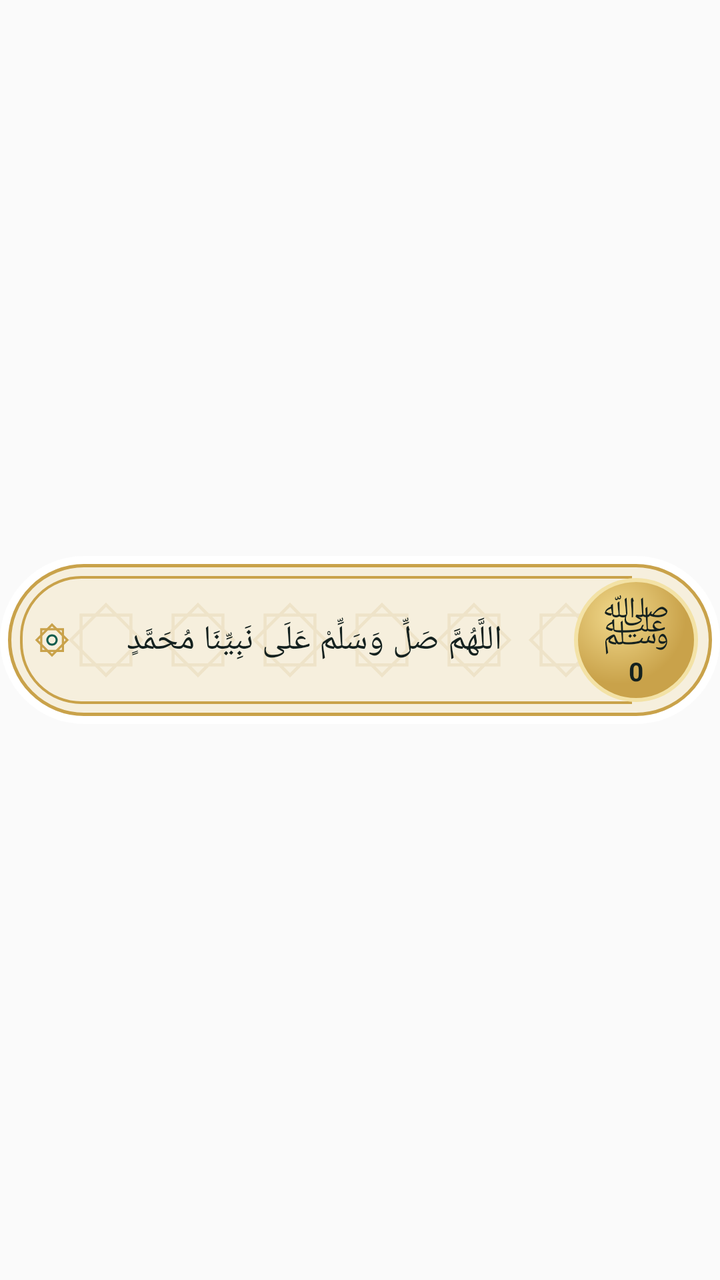
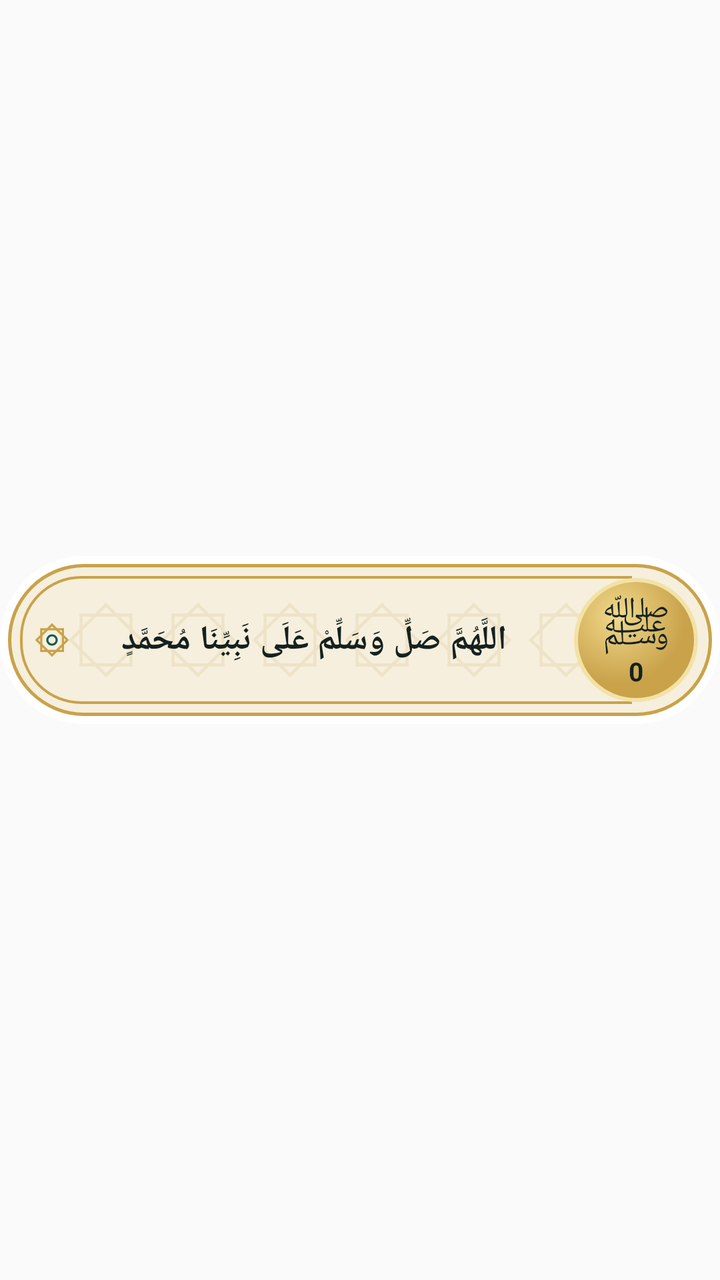

The first picture is an Android layout as it rendered before a commit; the second is the same layout after the commit. The layout source and the unified diff follow.
<!-- AndroidManifest.xml: application theme AppTheme -->
<!-- res/layout/widget_card.xml -->
<?xml version="1.0" encoding="utf-8"?>
<FrameLayout xmlns:android="http://schemas.android.com/apk/res/android"
    android:id="@+id/wroot"
    android:layout_width="match_parent"
    android:layout_height="match_parent">

    <FrameLayout
        android:id="@+id/wbody"
        android:layout_width="match_parent"
        android:layout_height="84dp"
        android:layout_gravity="center_vertical">

        
        <ImageView
            android:id="@+id/wframe"
            android:layout_width="match_parent"
            android:layout_height="match_parent"
            android:scaleType="fitXY"
            android:src="@drawable/widget_edge" />

        <ImageView
            android:layout_width="match_parent"
            android:layout_height="match_parent"
            android:layout_margin="4dp"
            android:scaleType="fitXY"
            android:src="@drawable/widget_face" />

        <ImageView
            android:layout_width="match_parent"
            android:layout_height="46dp"
            android:layout_gravity="center_vertical"
            android:layout_marginLeft="30dp"
            android:layout_marginRight="60dp"
            android:scaleType="fitXY"
            android:src="@drawable/widget_stars" />

        <ImageView
            android:layout_width="match_parent"
            android:layout_height="match_parent"
            android:layout_marginLeft="10dp"
            android:layout_marginRight="44dp"
            android:layout_marginTop="10dp"
            android:layout_marginBottom="10dp"
            android:scaleType="fitXY"
            android:src="@drawable/widget_inner" />

        <LinearLayout
            android:layout_width="match_parent"
            android:layout_height="match_parent"
            android:layoutDirection="rtl"
            android:gravity="center_vertical"
            android:orientation="horizontal"
            android:paddingLeft="16dp"
            android:paddingRight="4dp">

            <FrameLayout
                android:id="@+id/wpray"
                android:layout_width="76dp"
                android:layout_height="76dp">

                <ImageView
                    android:layout_width="62dp"
                    android:layout_height="62dp"
                    android:layout_gravity="center"
                    android:src="@drawable/widget_pray" />

                <LinearLayout
                    android:layout_width="match_parent"
                    android:layout_height="match_parent"
                    android:gravity="center"
                    android:orientation="vertical">

                    <TextView
                        android:layout_width="wrap_content"
                        android:layout_height="wrap_content"
                        android:includeFontPadding="false"
                        android:text="ﷺ"
                        android:textColor="#14211F"
                        android:textSize="28sp" />

                    <TextView
                        android:id="@+id/wcount"
                        android:layout_marginTop="-6dp"
                        android:layout_width="wrap_content"
                        android:layout_height="wrap_content"
                        android:includeFontPadding="false"
                        android:text="0"
                        android:textColor="#14211F"
                        android:textSize="13sp"
                        android:textStyle="bold" />
                </LinearLayout>
            </FrameLayout>

            <LinearLayout
                android:layout_width="0dp"
                android:layout_height="wrap_content"
                android:layout_weight="1"
                android:gravity="center"
                android:orientation="vertical">
            <TextView
                android:id="@+id/wtext"
                android:layout_width="match_parent"
                android:layout_height="wrap_content"
                android:fontFamily="serif"
                android:gravity="center"
                android:lineSpacingMultiplier="1.1"
                android:maxLines="3"
                android:paddingLeft="4dp"
                android:paddingRight="6dp"
                android:text="اللَّهُمَّ صَلِّ وَسَلِّمْ عَلَى نَبِيِّنَا مُحَمَّدٍ"
                android:textColor="#14211F"
                android:textDirection="rtl"
                android:textSize="17sp" />
            <TextView
                android:id="@+id/wsrc"
                android:layout_width="match_parent"
                android:layout_height="wrap_content"
                android:gravity="center"
                android:maxLines="1"
                android:textColor="#7A6A45"
                android:textDirection="rtl"
                android:textSize="11sp"
                android:visibility="gone" />
            </LinearLayout>

            <ImageView
                android:layout_width="20dp"
                android:layout_height="20dp"
                android:src="@drawable/widget_star" />
        </LinearLayout>
    </FrameLayout>
</FrameLayout>
<!-- resources referenced by this layout -->
<resources>
  <!-- drawable widget_edge (drawable) -->
  <?xml version="1.0" encoding="utf-8"?>
  <shape xmlns:android="http://schemas.android.com/apk/res/android" android:shape="rectangle">
      <solid android:color="#FFFFFFFF" />
      <corners android:radius="42dp" />
  </shape>
  <!-- drawable widget_face (drawable) -->
  <?xml version="1.0" encoding="utf-8"?>
  <shape xmlns:android="http://schemas.android.com/apk/res/android" android:shape="rectangle">
      <solid android:color="#F6EFDD" />
      <stroke android:width="1.5dp" android:color="#C9A24A" />
      <corners android:radius="38dp" />
  </shape>
  <!-- drawable widget_inner (drawable) -->
  <?xml version="1.0" encoding="utf-8"?>
  <shape xmlns:android="http://schemas.android.com/apk/res/android" android:shape="rectangle">
      <stroke android:width="1.2dp" android:color="#C9A24A" />
      <corners android:topLeftRadius="30dp" android:bottomLeftRadius="30dp" android:topRightRadius="0dp" android:bottomRightRadius="0dp" />
  </shape>
  <!-- drawable widget_pray (drawable) -->
  <?xml version="1.0" encoding="utf-8"?>
  <shape xmlns:android="http://schemas.android.com/apk/res/android" android:shape="oval">
      <gradient android:type="radial" android:gradientRadius="34dp" android:centerX="0.35" android:centerY="0.3"
          android:startColor="#F1D98C" android:endColor="#C9A24A" />
      <stroke android:width="2dp" android:color="#F3E2A6" />
  </shape>
  <!-- drawable widget_star (drawable) -->
  <?xml version="1.0" encoding="utf-8"?>
  <vector xmlns:android="http://schemas.android.com/apk/res/android"
      android:width="24dp" android:height="24dp" android:viewportWidth="24" android:viewportHeight="24">
      <path android:pathData="M5.5,5.5 L18.5,5.5 L18.5,18.5 L5.5,18.5 Z" android:strokeColor="#C9A24A" android:strokeWidth="1.3" android:fillColor="#00000000" />
      <path android:pathData="M12,2.8 L21.2,12 L12,21.2 L2.8,12 Z" android:strokeColor="#C9A24A" android:strokeWidth="1.3" android:fillColor="#00000000" />
      <path android:pathData="M12,9.2 A2.8,2.8 0 1,1 11.99,9.2 Z" android:strokeColor="#0F5C4D" android:strokeWidth="1.2" android:fillColor="#00000000" />
  </vector>
  <!-- drawable widget_stars (drawable) -->
  <?xml version="1.0" encoding="utf-8"?>
  <bitmap xmlns:android="http://schemas.android.com/apk/res/android" android:src="@drawable/widget_star_tile" android:tileModeX="repeat" android:tileModeY="clamp" />
  <style name="AppTheme" parent="Theme.AppCompat.Light.DarkActionBar">
          
          <item name="colorPrimary">@color/colorPrimary</item>
          <item name="colorPrimaryDark">@color/colorPrimaryDark</item>
          <item name="colorAccent">@color/colorAccent</item>
      </style>
  <!-- drawable widget_star_tile: png bitmap (drawable-xxhdpi, 1917 bytes) -->
</resources>

<!-- the commit's change to res/layout/widget_card.xml (unified diff, before → after) -->
@@ -110,7 +110,8 @@
                 android:text="اللَّهُمَّ صَلِّ وَسَلِّمْ عَلَى نَبِيِّنَا مُحَمَّدٍ"
                 android:textColor="#14211F"
                 android:textDirection="rtl"
-                android:textSize="17sp" />
+                android:textSize="17sp"
+                android:textStyle="bold" />
             <TextView
                 android:id="@+id/wsrc"
                 android:layout_width="match_parent"
